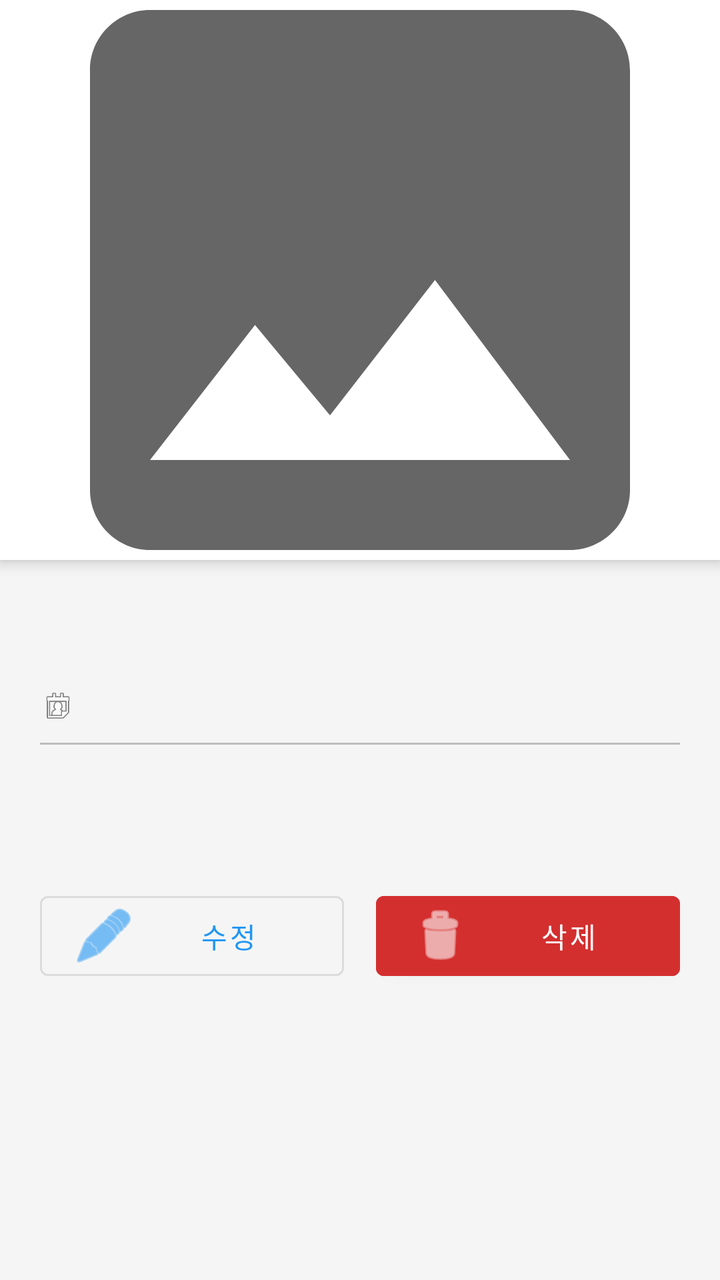
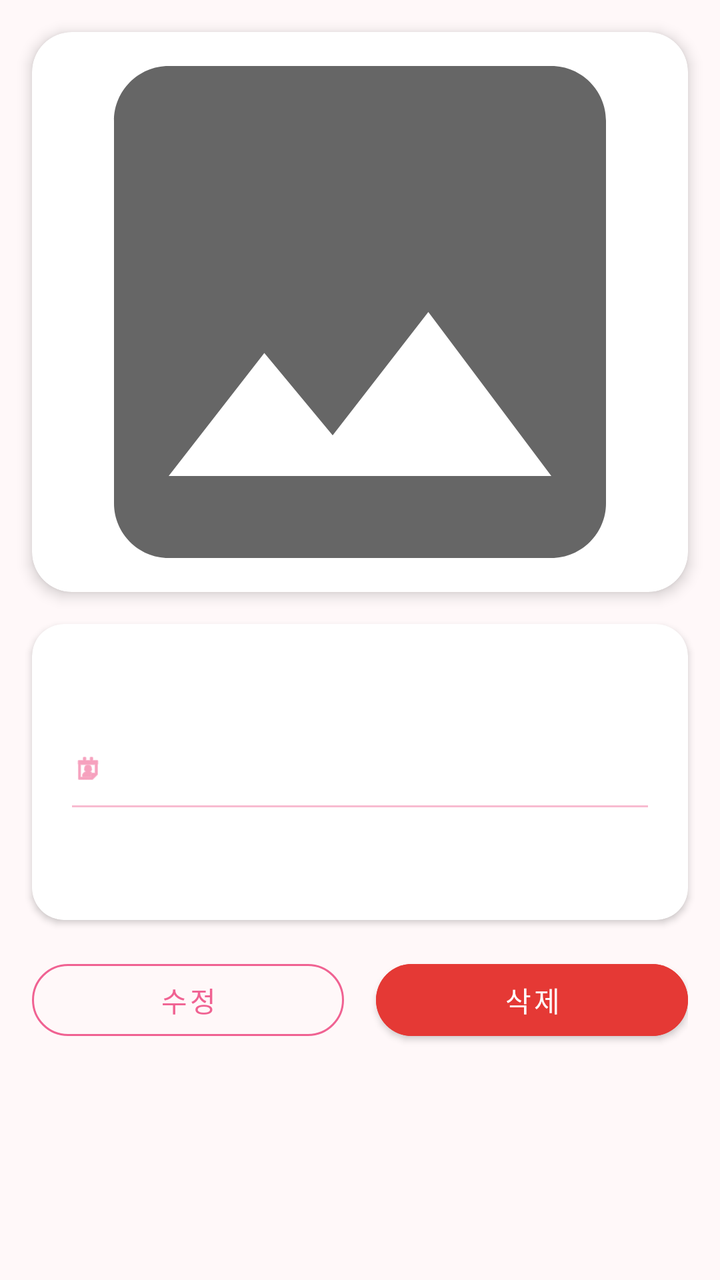

Screens rendered from an Android XML layout before and after an edit, with the pre-edit source and the edit as a unified diff.
<!-- AndroidManifest.xml: application theme Theme.WebPrograming -->
<!-- res/layout/fragment_detail.xml -->
<?xml version="1.0" encoding="utf-8"?>
<FrameLayout xmlns:android="http://schemas.android.com/apk/res/android"
    xmlns:app="http://schemas.android.com/apk/res-auto"
    android:layout_width="match_parent"
    android:layout_height="match_parent"
    android:background="?android:attr/colorBackground">

    <ScrollView
        android:layout_width="match_parent"
        android:layout_height="match_parent">

        <LinearLayout
            android:layout_width="match_parent"
            android:layout_height="wrap_content"
            android:orientation="vertical">

            <com.google.android.material.card.MaterialCardView
                android:layout_width="match_parent"
                android:layout_height="280dp"
                app:cardCornerRadius="0dp"
                app:cardElevation="4dp">

                <ImageView
                    android:id="@+id/ivDetailPhoto"
                    android:layout_width="match_parent"
                    android:layout_height="match_parent"
                    android:scaleType="centerCrop"
                    android:src="@drawable/ic_placeholder"
                    android:contentDescription="여행 사진" />

            </com.google.android.material.card.MaterialCardView>

            <LinearLayout
                android:layout_width="match_parent"
                android:layout_height="wrap_content"
                android:orientation="vertical"
                android:padding="20dp">

                <TextView
                    android:id="@+id/tvDetailTitle"
                    android:layout_width="match_parent"
                    android:layout_height="wrap_content"
                    android:layout_marginBottom="8dp"
                    android:textSize="26sp"
                    android:textStyle="bold"
                    android:textColor="?attr/colorOnSurface" />

                <LinearLayout
                    android:layout_width="match_parent"
                    android:layout_height="wrap_content"
                    android:orientation="horizontal"
                    android:layout_marginBottom="8dp"
                    android:gravity="center_vertical">

                    <ImageView
                        android:layout_width="18dp"
                        android:layout_height="18dp"
                        android:src="@android:drawable/ic_menu_my_calendar"
                        android:contentDescription="날짜"
                        android:layout_marginEnd="8dp" />

                    <TextView
                        android:id="@+id/tvDetailDate"
                        android:layout_width="wrap_content"
                        android:layout_height="wrap_content"
                        android:textSize="15sp"
                        android:textColor="?attr/colorPrimary" />

                </LinearLayout>

                <LinearLayout
                    android:id="@+id/layoutLocation"
                    android:layout_width="match_parent"
                    android:layout_height="wrap_content"
                    android:orientation="horizontal"
                    android:layout_marginBottom="16dp"
                    android:gravity="center_vertical"
                    android:visibility="gone">

                    <ImageView
                        android:layout_width="18dp"
                        android:layout_height="18dp"
                        android:src="@android:drawable/ic_menu_mapmode"
                        android:contentDescription="위치"
                        android:layout_marginEnd="8dp" />

                    <TextView
                        android:id="@+id/tvDetailLocation"
                        android:layout_width="wrap_content"
                        android:layout_height="wrap_content"
                        android:textSize="14sp"
                        android:textColor="@color/text_secondary" />

                </LinearLayout>

                <View
                    android:layout_width="match_parent"
                    android:layout_height="1dp"
                    android:background="@color/divider"
                    android:layout_marginBottom="16dp" />

                <TextView
                    android:id="@+id/tvDetailMemo"
                    android:layout_width="match_parent"
                    android:layout_height="wrap_content"
                    android:layout_marginBottom="32dp"
                    android:textSize="16sp"
                    android:lineSpacingMultiplier="1.5"
                    android:textColor="?attr/colorOnSurface" />

                <LinearLayout
                    android:layout_width="match_parent"
                    android:layout_height="wrap_content"
                    android:orientation="horizontal">

                    <com.google.android.material.button.MaterialButton
                        android:id="@+id/btnEdit"
                        android:layout_width="0dp"
                        android:layout_height="wrap_content"
                        android:layout_weight="1"
                        android:layout_marginEnd="8dp"
                        android:text="수정"
                        app:icon="@android:drawable/ic_menu_edit"
                        style="@style/Widget.MaterialComponents.Button.OutlinedButton" />

                    <com.google.android.material.button.MaterialButton
                        android:id="@+id/btnDelete"
                        android:layout_width="0dp"
                        android:layout_height="wrap_content"
                        android:layout_weight="1"
                        android:layout_marginStart="8dp"
                        android:text="삭제"
                        android:backgroundTint="@color/error"
                        app:icon="@android:drawable/ic_menu_delete" />

                </LinearLayout>

            </LinearLayout>
        </LinearLayout>
    </ScrollView>

    <ProgressBar
        android:id="@+id/progressBarDetail"
        android:layout_width="wrap_content"
        android:layout_height="wrap_content"
        android:layout_gravity="center"
        android:visibility="gone" />

</FrameLayout>
<!-- resources referenced by this layout -->
<resources>
  <color name="divider">#BDBDBD</color>
  <color name="error">#D32F2F</color>
  <color name="text_secondary">#757575</color>
  <!-- drawable ic_placeholder (drawable) -->
  <?xml version="1.0" encoding="utf-8"?>
  <vector xmlns:android="http://schemas.android.com/apk/res/android"
      android:width="48dp"
      android:height="48dp"
      android:viewportWidth="24"
      android:viewportHeight="24"
      android:tint="?attr/colorControlNormal">
  
      <path
          android:fillColor="#CCCCCC"
          android:pathData="M21,19V5c0,-1.1 -0.9,-2 -2,-2H5c-1.1,0 -2,0.9 -2,2v14c0,1.1 0.9,2 2,2h14c1.1,0 2,-0.9 2,-2zM8.5,13.5l2.5,3.01L14.5,12l4.5,6H5l3.5,-4.5z" />
  
  </vector>
  <style name="Theme.WebPrograming" parent="Theme.MaterialComponents.DayNight.DarkActionBar">
          <item name="colorPrimary">@color/primary</item>
          <item name="colorPrimaryDark">@color/primary_dark</item>
          <item name="colorPrimaryVariant">@color/primary_dark</item>
          <item name="colorOnPrimary">@color/white</item>
          <item name="colorSecondary">@color/secondary</item>
          <item name="colorSecondaryVariant">@color/secondary_dark</item>
          <item name="colorOnSecondary">@color/white</item>
          <item name="android:colorBackground">@color/background</item>
          <item name="colorSurface">@color/surface</item>
          <item name="colorOnSurface">@color/on_surface</item>
          <item name="colorError">@color/error</item>
      </style>
  <color name="primary">#2196F3</color>
  <color name="primary_dark">#1976D2</color>
  <color name="white">#FFFFFF</color>
  <color name="secondary">#FF7043</color>
  <color name="secondary_dark">#E64A19</color>
  <color name="background">#F5F5F5</color>
  <color name="surface">#FFFFFF</color>
  <color name="on_surface">#212121</color>
</resources>

<!-- the commit's change to res/layout/fragment_detail.xml (unified diff, before → after) -->
@@ -3,7 +3,7 @@
     xmlns:app="http://schemas.android.com/apk/res-auto"
     android:layout_width="match_parent"
     android:layout_height="match_parent"
-    android:background="?android:attr/colorBackground">
+    android:background="@color/background">
 
     <ScrollView
         android:layout_width="match_parent"
@@ -17,7 +17,8 @@
             <com.google.android.material.card.MaterialCardView
                 android:layout_width="match_parent"
                 android:layout_height="280dp"
-                app:cardCornerRadius="0dp"
+                android:layout_margin="16dp"
+                app:cardCornerRadius="20dp"
                 app:cardElevation="4dp">
 
                 <ImageView
@@ -30,112 +31,129 @@
 
             </com.google.android.material.card.MaterialCardView>
 
-            <LinearLayout
+            <com.google.android.material.card.MaterialCardView
                 android:layout_width="match_parent"
                 android:layout_height="wrap_content"
-                android:orientation="vertical"
-                android:padding="20dp">
-
-                <TextView
-                    android:id="@+id/tvDetailTitle"
-                    android:layout_width="match_parent"
-                    android:layout_height="wrap_content"
-                    android:layout_marginBottom="8dp"
-                    android:textSize="26sp"
-                    android:textStyle="bold"
-                    android:textColor="?attr/colorOnSurface" />
+                android:layout_marginHorizontal="16dp"
+                android:layout_marginBottom="16dp"
+                app:cardCornerRadius="16dp"
+                app:cardElevation="2dp"
+                app:cardBackgroundColor="@color/white">
 
                 <LinearLayout
                     android:layout_width="match_parent"
                     android:layout_height="wrap_content"
-                    android:orientation="horizontal"
-                    android:layout_marginBottom="8dp"
-                    android:gravity="center_vertical">
-
-                    <ImageView
-                        android:layout_width="18dp"
-                        android:layout_height="18dp"
-                        android:src="@android:drawable/ic_menu_my_calendar"
-                        android:contentDescription="날짜"
-                        android:layout_marginEnd="8dp" />
+                    android:orientation="vertical"
+                    android:padding="20dp">
 
                     <TextView
-                        android:id="@+id/tvDetailDate"
-                        android:layout_width="wrap_content"
+                        android:id="@+id/tvDetailTitle"
+                        android:layout_width="match_parent"
+                        android:layout_height="wrap_content"
+                        android:layout_marginBottom="10dp"
+                        android:textSize="24sp"
+                        android:textStyle="bold"
+                        android:textColor="@color/on_surface" />
+
+                    <LinearLayout
+                        android:layout_width="match_parent"
+                        android:layout_height="wrap_content"
+                        android:orientation="horizontal"
+                        android:layout_marginBottom="8dp"
+                        android:gravity="center_vertical">
+
+                        <ImageView
+                            android:layout_width="16dp"
+                            android:layout_height="16dp"
+                            android:src="@android:drawable/ic_menu_my_calendar"
+                            android:contentDescription="날짜"
+                            android:layout_marginEnd="8dp"
+                            android:tint="@color/primary" />
+
+                        <TextView
+                            android:id="@+id/tvDetailDate"
+                            android:layout_width="wrap_content"
+                            android:layout_height="wrap_content"
+                            android:textSize="15sp"
+                            android:textColor="@color/primary" />
+
+                    </LinearLayout>
+
+                    <LinearLayout
+                        android:id="@+id/layoutLocation"
+                        android:layout_width="match_parent"
+                        android:layout_height="wrap_content"
+                        android:orientation="horizontal"
+                        android:layout_marginBottom="16dp"
+                        android:gravity="center_vertical"
+                        android:visibility="gone">
+
+                        <ImageView
+                            android:layout_width="16dp"
+                            android:layout_height="16dp"
+                            android:src="@android:drawable/ic_menu_mapmode"
+                            android:contentDescription="위치"
+                            android:layout_marginEnd="8dp"
+                            android:tint="@color/secondary" />
+
+                        <TextView
+                            android:id="@+id/tvDetailLocation"
+                            android:layout_width="wrap_content"
+                            android:layout_height="wrap_content"
+                            android:textSize="13sp"
+                            android:textColor="@color/text_secondary" />
+
+                    </LinearLayout>
+
+                    <View
+                        android:layout_width="match_parent"
+                        android:layout_height="1dp"
+                        android:background="@color/divider"
+                        android:layout_marginBottom="16dp" />
+
+                    <TextView
+                        android:id="@+id/tvDetailMemo"
+                        android:layout_width="match_parent"
                         android:layout_height="wrap_content"
                         android:textSize="15sp"
-                        android:textColor="?attr/colorPrimary" />
+                        android:lineSpacingMultiplier="1.5"
+                        android:textColor="@color/on_surface" />
 
                 </LinearLayout>
 
-                <LinearLayout
-                    android:id="@+id/layoutLocation"
-                    android:layout_width="match_parent"
-                    android:layout_height="wrap_content"
-                    android:orientation="horizontal"
-                    android:layout_marginBottom="16dp"
-                    android:gravity="center_vertical"
-                    android:visibility="gone">
+            </com.google.android.material.card.MaterialCardView>
 
-                    <ImageView
-                        android:layout_width="18dp"
-                        android:layout_height="18dp"
-                        android:src="@android:drawable/ic_menu_mapmode"
-                        android:contentDescription="위치"
-                        android:layout_marginEnd="8dp" />
+            <LinearLayout
+                android:layout_width="match_parent"
+                android:layout_height="wrap_content"
+                android:orientation="horizontal"
+                android:paddingHorizontal="16dp"
+                android:paddingBottom="24dp">
 
-                    <TextView
-                        android:id="@+id/tvDetailLocation"
-                        android:layout_width="wrap_content"
-                        android:layout_height="wrap_content"
-                        android:textSize="14sp"
-                        android:textColor="@color/text_secondary" />
+                <com.google.android.material.button.MaterialButton
+                    android:id="@+id/btnEdit"
+                    android:layout_width="0dp"
+                    android:layout_height="48dp"
+                    android:layout_weight="1"
+                    android:layout_marginEnd="8dp"
+                    android:text="수정"
+                    android:textColor="@color/primary"
+                    app:strokeColor="@color/primary"
+                    app:cornerRadius="24dp"
+                    style="@style/Widget.MaterialComponents.Button.OutlinedButton" />
 
-                </LinearLayout>
-
-                <View
-                    android:layout_width="match_parent"
-                    android:layout_height="1dp"
-                    android:background="@color/divider"
-                    android:layout_marginBottom="16dp" />
-
-                <TextView
-                    android:id="@+id/tvDetailMemo"
-                    android:layout_width="match_parent"
-                    android:layout_height="wrap_content"
-                    android:layout_marginBottom="32dp"
-                    android:textSize="16sp"
-                    android:lineSpacingMultiplier="1.5"
-                    android:textColor="?attr/colorOnSurface" />
-
-                <LinearLayout
-                    android:layout_width="match_parent"
-                    android:layout_height="wrap_content"
-                    android:orientation="horizontal">
-
-                    <com.google.android.material.button.MaterialButton
-                        android:id="@+id/btnEdit"
-                        android:layout_width="0dp"
-                        android:layout_height="wrap_content"
-                        android:layout_weight="1"
-                        android:layout_marginEnd="8dp"
-                        android:text="수정"
-                        app:icon="@android:drawable/ic_menu_edit"
-                        style="@style/Widget.MaterialComponents.Button.OutlinedButton" />
-
-                    <com.google.android.material.button.MaterialButton
-                        android:id="@+id/btnDelete"
-                        android:layout_width="0dp"
-                        android:layout_height="wrap_content"
-                        android:layout_weight="1"
-                        android:layout_marginStart="8dp"
-                        android:text="삭제"
-                        android:backgroundTint="@color/error"
-                        app:icon="@android:drawable/ic_menu_delete" />
-
-                </LinearLayout>
+                <com.google.android.material.button.MaterialButton
+                    android:id="@+id/btnDelete"
+                    android:layout_width="0dp"
+                    android:layout_height="48dp"
+                    android:layout_weight="1"
+                    android:layout_marginStart="8dp"
+                    android:text="삭제"
+                    android:backgroundTint="@color/error"
+                    app:cornerRadius="24dp" />
 
             </LinearLayout>
+
         </LinearLayout>
     </ScrollView>
 
<!-- resource entries referenced after the edit -->
@@ -1,8 +1,8 @@
 <!-- resources referenced by this layout -->
 <resources>
-  <color name="divider">#BDBDBD</color>
-  <color name="error">#D32F2F</color>
-  <color name="text_secondary">#757575</color>
+  <color name="divider">#F8BBD0</color>
+  <color name="error">#E53935</color>
+  <color name="text_secondary">#78909C</color>
   <!-- drawable ic_placeholder (drawable) -->
   <?xml version="1.0" encoding="utf-8"?>
   <vector xmlns:android="http://schemas.android.com/apk/res/android"
@@ -17,7 +17,7 @@
           android:pathData="M21,19V5c0,-1.1 -0.9,-2 -2,-2H5c-1.1,0 -2,0.9 -2,2v14c0,1.1 0.9,2 2,2h14c1.1,0 2,-0.9 2,-2zM8.5,13.5l2.5,3.01L14.5,12l4.5,6H5l3.5,-4.5z" />
   
   </vector>
-  <style name="Theme.WebPrograming" parent="Theme.MaterialComponents.DayNight.DarkActionBar">
+  <style name="Theme.WebPrograming" parent="Theme.MaterialComponents.Light.NoActionBar">
           <item name="colorPrimary">@color/primary</item>
           <item name="colorPrimaryDark">@color/primary_dark</item>
           <item name="colorPrimaryVariant">@color/primary_dark</item>
@@ -29,14 +29,15 @@
           <item name="colorSurface">@color/surface</item>
           <item name="colorOnSurface">@color/on_surface</item>
           <item name="colorError">@color/error</item>
+          <item name="android:statusBarColor">@color/primary</item>
       </style>
-  <color name="primary">#2196F3</color>
-  <color name="primary_dark">#1976D2</color>
+  <color name="primary">#F06292</color>
+  <color name="primary_dark">#E91E63</color>
   <color name="white">#FFFFFF</color>
-  <color name="secondary">#FF7043</color>
-  <color name="secondary_dark">#E64A19</color>
-  <color name="background">#F5F5F5</color>
+  <color name="secondary">#F48FB1</color>
+  <color name="secondary_dark">#EC407A</color>
+  <color name="background">#FFF8F9</color>
   <color name="surface">#FFFFFF</color>
-  <color name="on_surface">#212121</color>
+  <color name="on_surface">#37474F</color>
 </resources>
 
